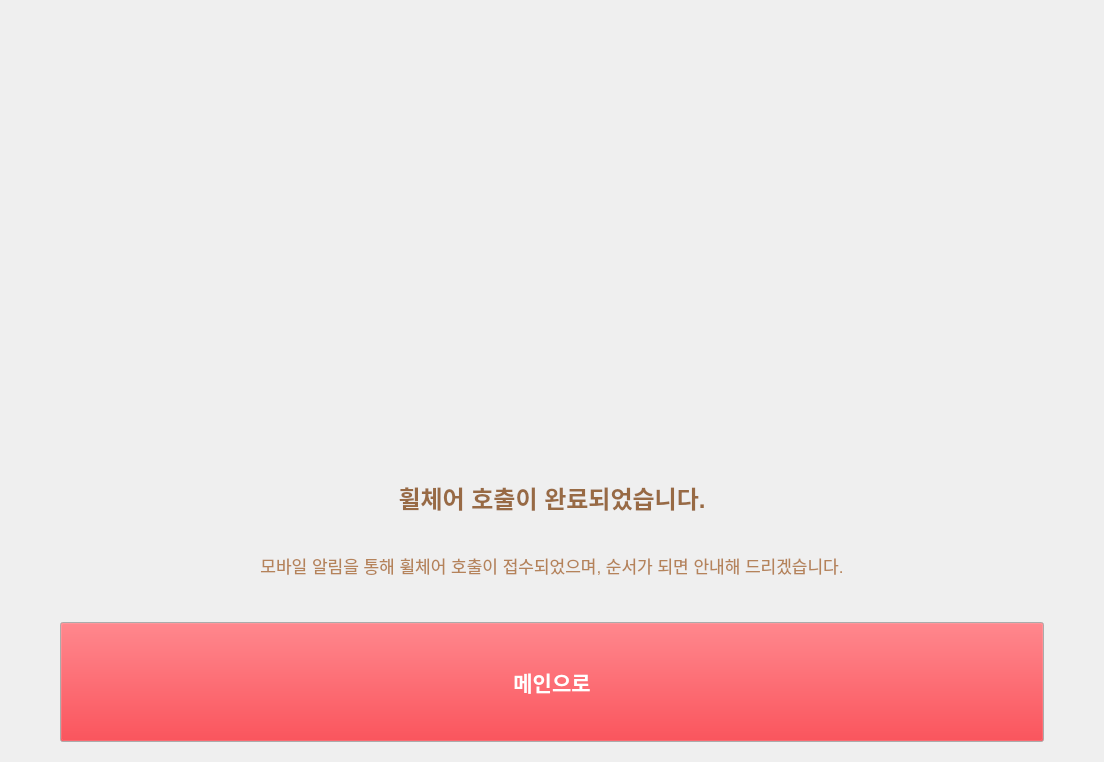
Qt form Hospital_Terminal/kiosk_back.ui (Heo157/Project-Hospital-Autonomous-Wheelchair) before a commit.
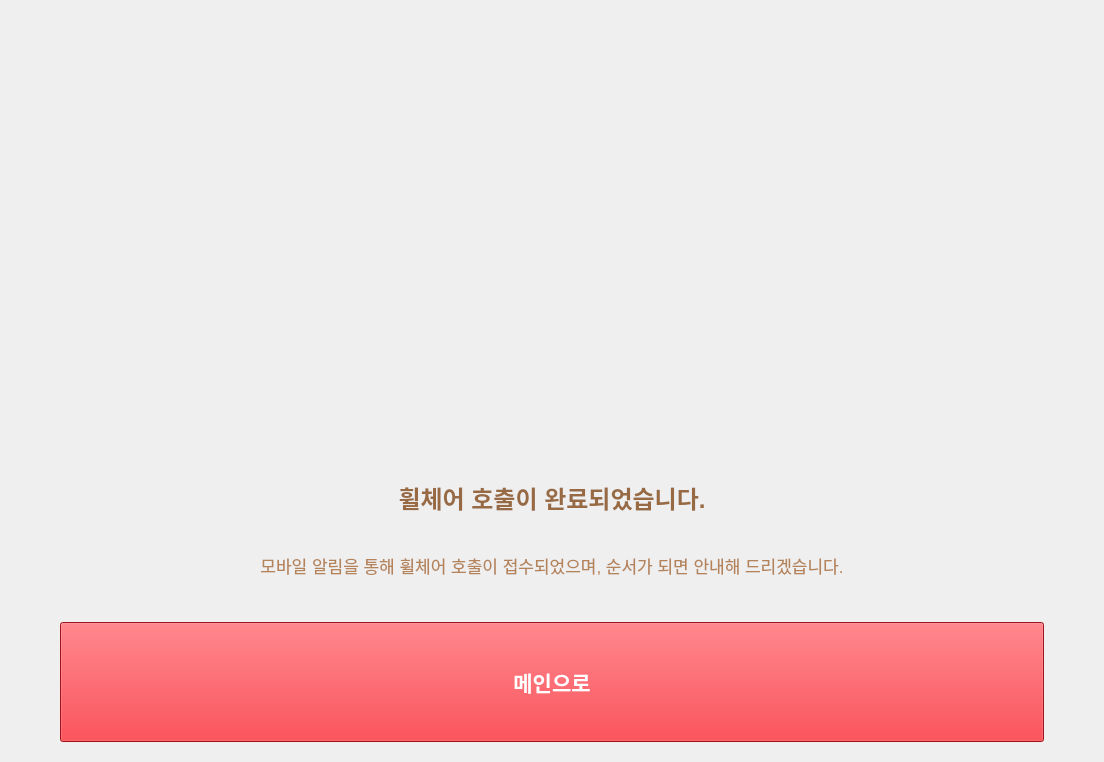
The same form after that commit. Icons and pictures are not drawn.

The edit to the form file:
```diff
--- a/Hospital_Terminal/kiosk_back.ui
+++ b/Hospital_Terminal/kiosk_back.ui
@@ -181,6 +181,24 @@
             </color>
            </brush>
           </colorrole>
+          <colorrole role="Base">
+           <brush brushstyle="SolidPattern">
+            <color alpha="255">
+             <red>224</red>
+             <green>27</green>
+             <blue>36</blue>
+            </color>
+           </brush>
+          </colorrole>
+          <colorrole role="Window">
+           <brush brushstyle="SolidPattern">
+            <color alpha="255">
+             <red>224</red>
+             <green>27</green>
+             <blue>36</blue>
+            </color>
+           </brush>
+          </colorrole>
           <colorrole role="PlaceholderText">
            <brush brushstyle="SolidPattern">
             <color alpha="128">
@@ -228,6 +246,24 @@
             </color>
            </brush>
           </colorrole>
+          <colorrole role="Base">
+           <brush brushstyle="SolidPattern">
+            <color alpha="255">
+             <red>224</red>
+             <green>27</green>
+             <blue>36</blue>
+            </color>
+           </brush>
+          </colorrole>
+          <colorrole role="Window">
+           <brush brushstyle="SolidPattern">
+            <color alpha="255">
+             <red>224</red>
+             <green>27</green>
+             <blue>36</blue>
+            </color>
+           </brush>
+          </colorrole>
           <colorrole role="PlaceholderText">
            <brush brushstyle="SolidPattern">
             <color alpha="128">
@@ -275,6 +311,24 @@
             </color>
            </brush>
           </colorrole>
+          <colorrole role="Base">
+           <brush brushstyle="SolidPattern">
+            <color alpha="255">
+             <red>224</red>
+             <green>27</green>
+             <blue>36</blue>
+            </color>
+           </brush>
+          </colorrole>
+          <colorrole role="Window">
+           <brush brushstyle="SolidPattern">
+            <color alpha="255">
+             <red>224</red>
+             <green>27</green>
+             <blue>36</blue>
+            </color>
+           </brush>
+          </colorrole>
           <colorrole role="PlaceholderText">
            <brush brushstyle="SolidPattern">
             <color alpha="128">
@@ -294,7 +348,8 @@
         </font>
        </property>
        <property name="styleSheet">
-        <string notr="true">color: rgb(255, 255, 255);</string>
+        <string notr="true">color: rgb(255, 255, 255);
+background-color: rgb(224, 27, 36);</string>
        </property>
        <property name="text">
         <string>메인으로</string>
```
